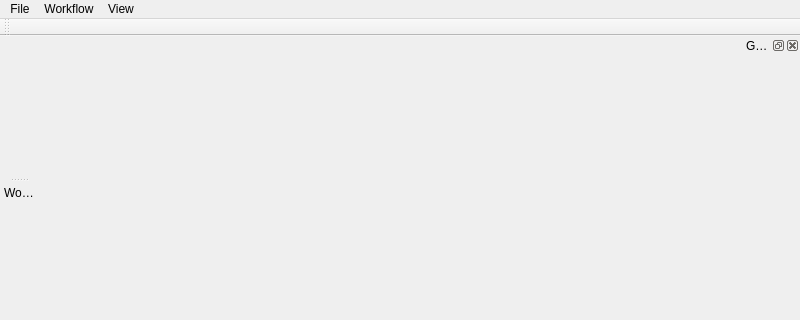
Above: python/soma/workflow/gui/main_window.ui from populse/soma-workflow before the change; both pictures show x 0 to 800 and y 0 to 320 of the 800 by 817 pixel window. Below: the same form after it.
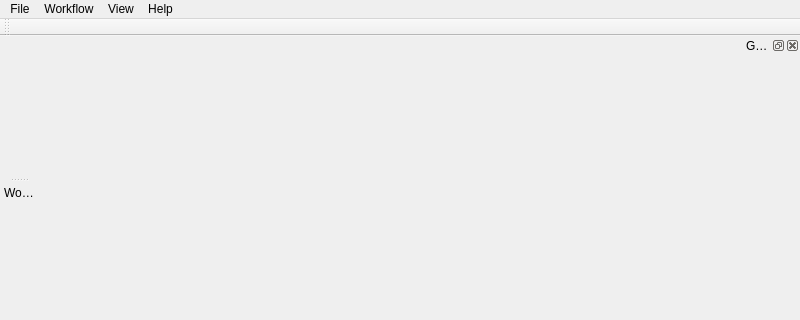
That is the form after the change.

Commit message: adds "About Soma-workflow" in the GUI

```diff
--- a/python/soma/workflow/gui/main_window.ui
+++ b/python/soma/workflow/gui/main_window.ui
@@ -47,9 +47,15 @@
      <string>View</string>
     </property>
    </widget>
+   <widget class="QMenu" name="menu_help">
+    <property name="title">
+     <string>Help</string>
+    </property>
+   </widget>
    <addaction name="menu_file"/>
    <addaction name="menu_workflow"/>
    <addaction name="menu_view"/>
+   <addaction name="menu_help"/>
   </widget>
   <widget class="QStatusBar" name="statusbar"/>
   <widget class="QDockWidget" name="dock_item_info">
```
The commit also changes 3 other files.
